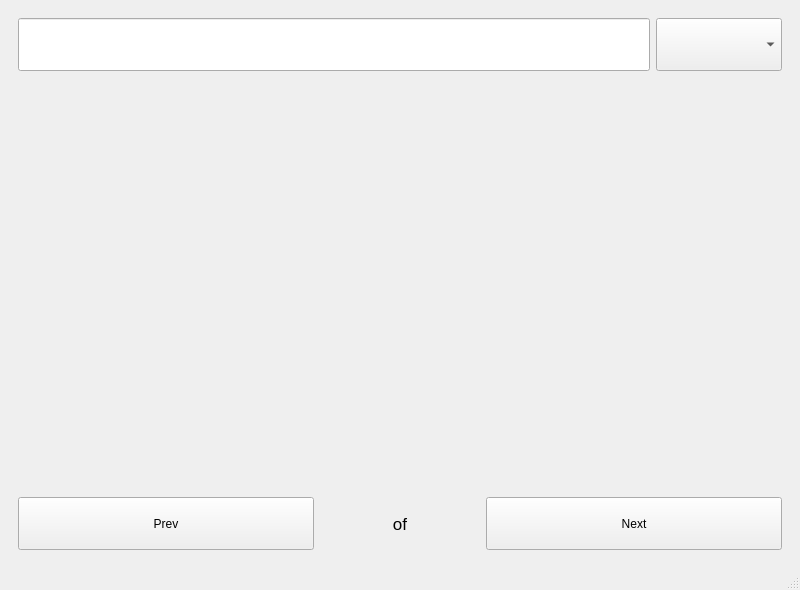
First picture: the form in designerFile.ui, repository zlan4/CMPUT_291_Project_1, before the edit.
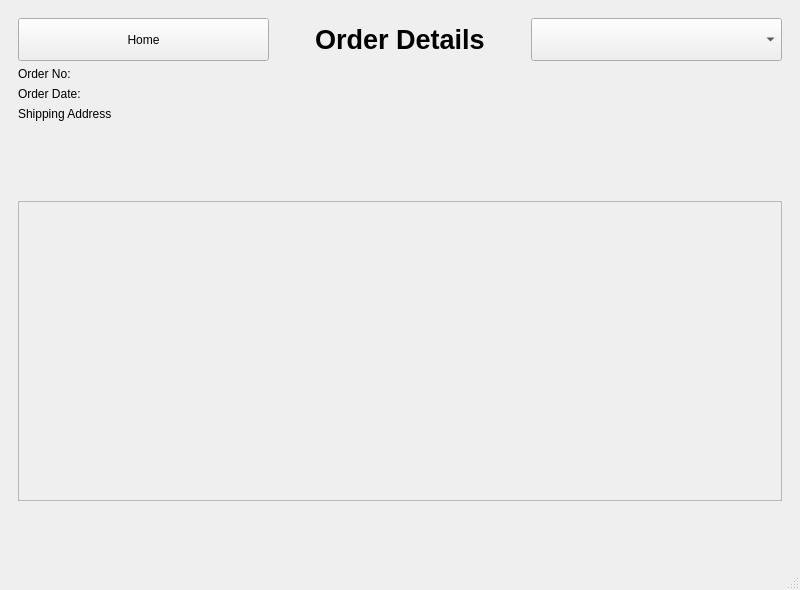
Second picture: the form after the edit. The open tabs and pages were chosen to show the change.

Commit message: View my orders Added

```diff
--- a/designerFile.ui
+++ b/designerFile.ui
@@ -812,7 +812,7 @@
         <item>
          <layout class="QVBoxLayout" name="verticalLayout_2" stretch="1,8,1">
           <item>
-           <layout class="QHBoxLayout" name="horizontalLayout_3" stretch="10,2">
+           <layout class="QHBoxLayout" name="horizontalLayout_3" stretch="10,2,8,2">
             <item>
              <widget class="QLineEdit" name="customerSearchLineEdit">
               <property name="sizePolicy">
@@ -833,6 +833,53 @@
                 <height>75</height>
                </size>
               </property>
+              <property name="frame">
+               <bool>true</bool>
+              </property>
+              <property name="placeholderText">
+               <string>Search Products</string>
+              </property>
+             </widget>
+            </item>
+            <item>
+             <widget class="QPushButton" name="myOrdersBackButton">
+              <property name="sizePolicy">
+               <sizepolicy hsizetype="Preferred" vsizetype="Preferred">
+                <horstretch>0</horstretch>
+                <verstretch>0</verstretch>
+               </sizepolicy>
+              </property>
+              <property name="minimumSize">
+               <size>
+                <width>0</width>
+                <height>50</height>
+               </size>
+              </property>
+              <property name="maximumSize">
+               <size>
+                <width>16777215</width>
+                <height>75</height>
+               </size>
+              </property>
+              <property name="text">
+               <string>Back</string>
+              </property>
+             </widget>
+            </item>
+            <item>
+             <widget class="QLabel" name="myOrdersLabel">
+              <property name="font">
+               <font>
+                <pointsize>13</pointsize>
+                <bold>true</bold>
+               </font>
+              </property>
+              <property name="text">
+               <string>My Orders</string>
+              </property>
+              <property name="alignment">
+               <set>Qt::AlignCenter</set>
+              </property>
              </widget>
             </item>
             <item>
@@ -1460,7 +1507,182 @@
         </item>
        </layout>
       </widget>
-      <widget class="QWidget" name="viewMyOrdersPage"/>
+      <widget class="QWidget" name="orderDetailsPage">
+       <layout class="QVBoxLayout" name="verticalLayout_13">
+        <item>
+         <layout class="QVBoxLayout" name="verticalLayout_12" stretch="1,3,7,1">
+          <item>
+           <layout class="QHBoxLayout" name="horizontalLayout_10">
+            <item>
+             <widget class="QPushButton" name="orderDetailsHomeButton">
+              <property name="sizePolicy">
+               <sizepolicy hsizetype="Preferred" vsizetype="Preferred">
+                <horstretch>0</horstretch>
+                <verstretch>0</verstretch>
+               </sizepolicy>
+              </property>
+              <property name="text">
+               <string>Home</string>
+              </property>
+             </widget>
+            </item>
+            <item>
+             <widget class="QLabel" name="productNameLabel_3">
+              <property name="font">
+               <font>
+                <pointsize>20</pointsize>
+                <bold>true</bold>
+               </font>
+              </property>
+              <property name="text">
+               <string>Order Details</string>
+              </property>
+              <property name="alignment">
+               <set>Qt::AlignCenter</set>
+              </property>
+             </widget>
+            </item>
+            <item>
+             <widget class="QComboBox" name="orderDetailsComboBox">
+              <property name="minimumSize">
+               <size>
+                <width>50</width>
+                <height>0</height>
+               </size>
+              </property>
+              <property name="maximumSize">
+               <size>
+                <width>100000</width>
+                <height>75</height>
+               </size>
+              </property>
+              <property name="font">
+               <font>
+                <pointsize>11</pointsize>
+                <bold>true</bold>
+               </font>
+              </property>
+              <property name="currentIndex">
+               <number>-1</number>
+              </property>
+              <property name="sizeAdjustPolicy">
+               <enum>QComboBox::AdjustToContents</enum>
+              </property>
+              <property name="placeholderText">
+               <string>Account</string>
+              </property>
+              <item>
+               <property name="text">
+                <string>Cart</string>
+               </property>
+              </item>
+              <item>
+               <property name="text">
+                <string>My Orders</string>
+               </property>
+              </item>
+              <item>
+               <property name="text">
+                <string>Logout</string>
+               </property>
+              </item>
+              <item>
+               <property name="text">
+                <string>Exit</string>
+               </property>
+              </item>
+             </widget>
+            </item>
+           </layout>
+          </item>
+          <item>
+           <layout class="QFormLayout" name="formLayout_2">
+            <item row="0" column="0">
+             <widget class="QLabel" name="orderNoLabel">
+              <property name="text">
+               <string>Order No:</string>
+              </property>
+             </widget>
+            </item>
+            <item row="0" column="1">
+             <widget class="QLabel" name="orderNoDisplay">
+              <property name="text">
+               <string/>
+              </property>
+             </widget>
+            </item>
+            <item row="1" column="0">
+             <widget class="QLabel" name="orderDateLabel">
+              <property name="text">
+               <string>Order Date:</string>
+              </property>
+             </widget>
+            </item>
+            <item row="1" column="1">
+             <widget class="QLabel" name="orderDateDisplay">
+              <property name="text">
+               <string/>
+              </property>
+             </widget>
+            </item>
+            <item row="2" column="0">
+             <widget class="QLabel" name="shippingAddressLabel">
+              <property name="text">
+               <string>Shipping Address</string>
+              </property>
+             </widget>
+            </item>
+            <item row="2" column="1">
+             <widget class="QLabel" name="shippingAddressDisplay">
+              <property name="text">
+               <string/>
+              </property>
+             </widget>
+            </item>
+           </layout>
+          </item>
+          <item>
+           <widget class="QScrollArea" name="scrollArea_2">
+            <property name="widgetResizable">
+             <bool>true</bool>
+            </property>
+            <widget class="QWidget" name="scrollAreaWidgetContents_2">
+             <property name="geometry">
+              <rect>
+               <x>0</x>
+               <y>0</y>
+               <width>760</width>
+               <height>284</height>
+              </rect>
+             </property>
+             <layout class="QVBoxLayout" name="verticalLayout_14">
+              <item>
+               <layout class="QFormLayout" name="orderLinesDisplay"/>
+              </item>
+             </layout>
+            </widget>
+           </widget>
+          </item>
+          <item>
+           <widget class="QLabel" name="totalAmountDisplay">
+            <property name="font">
+             <font>
+              <pointsize>13</pointsize>
+              <bold>true</bold>
+             </font>
+            </property>
+            <property name="text">
+             <string/>
+            </property>
+            <property name="alignment">
+             <set>Qt::AlignRight|Qt::AlignTrailing|Qt::AlignVCenter</set>
+            </property>
+           </widget>
+          </item>
+         </layout>
+        </item>
+       </layout>
+      </widget>
       <widget class="QWidget" name="salesHomePage">
        <layout class="QVBoxLayout" name="verticalLayout_10" stretch="1,9,1,1">
         <item>
```
Left out of the diff: 30 changed lines with no effect on the pictures. The commit also changes 2 other files.
